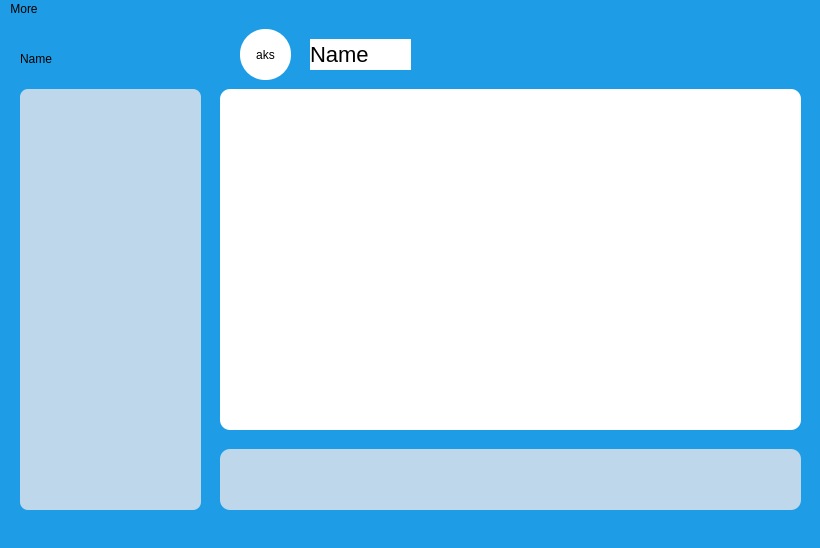
AP-projects-4001/jan-ghahve, file client/mainwindow.ui: the form before one commit.
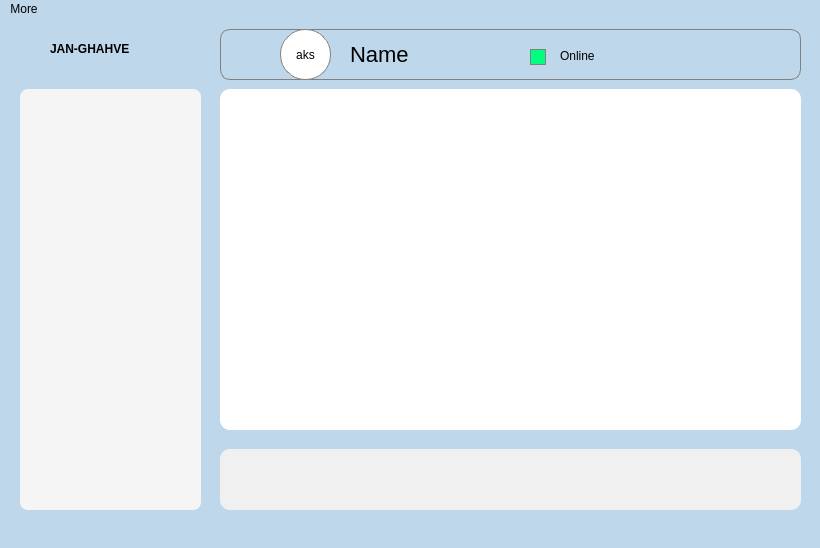
The form after the commit. Icons and pictures are not drawn.

What changed in the file:
```diff
--- a/client/mainwindow.ui
+++ b/client/mainwindow.ui
@@ -14,7 +14,7 @@
    <string>MainWindow</string>
   </property>
   <property name="styleSheet">
-   <string notr="true">background-color:rgb(30, 157, 230);
+   <string notr="true">background-color:rgb(191, 215, 234);
 
 </string>
   </property>
@@ -31,6 +31,7 @@
     <property name="styleSheet">
      <string notr="true">border:hide;
 background-color:rgb(30, 157, 230);
+background-color:rgb(191, 215, 234);
 </string>
     </property>
     <property name="title">
@@ -48,7 +49,7 @@
      <property name="styleSheet">
       <string notr="true">border: hide; 
 border-radius:10px; 
-background-color:rgb(191, 215, 234);
+background-color:rgb(240, 240, 240);
 font-size:19px;
 
 </string>
@@ -70,6 +71,7 @@
       <string notr="true">background-color:rgb(191, 215, 234);
 border-color: white; 
 border-radius:10px; 
+background-color:rgb(240, 240, 240);
 
 
 </string>
@@ -117,7 +119,7 @@
     <property name="styleSheet">
      <string notr="true">border:hide;
 background-color:rgb(30, 157, 230);
-</string>
+background-color:rgb(191, 215, 234);</string>
     </property>
     <property name="title">
      <string/>
@@ -146,14 +148,16 @@
     <property name="geometry">
      <rect>
       <x>220</x>
-      <y>0</y>
+      <y>10</y>
       <width>581</width>
-      <height>61</height>
+      <height>51</height>
      </rect>
     </property>
     <property name="styleSheet">
-     <string notr="true">border:hide;
-background-color:rgb(30, 157, 230);</string>
+     <string notr="true">border: 1px solid gray;
+border-radius : 10px;
+background-color:rgb(30, 157, 230);
+background-color:rgb(191, 215, 234);</string>
     </property>
     <property name="title">
      <string/>
@@ -161,8 +165,8 @@
     <widget class="QPushButton" name="pushButton_2">
      <property name="geometry">
       <rect>
-       <x>20</x>
-       <y>10</y>
+       <x>60</x>
+       <y>0</y>
        <width>51</width>
        <height>51</height>
       </rect>
@@ -181,14 +185,14 @@
     <widget class="QLabel" name="label">
      <property name="geometry">
       <rect>
-       <x>90</x>
-       <y>20</y>
+       <x>130</x>
+       <y>10</y>
        <width>101</width>
        <height>31</height>
       </rect>
      </property>
      <property name="styleSheet">
-      <string notr="true">background-color:white;
+      <string notr="true">border:hide;
 border-radius: 20%;
 font-size:22px;</string>
      </property>
@@ -196,6 +200,39 @@
       <string>Name</string>
      </property>
     </widget>
+    <widget class="QLabel" name="label_3">
+     <property name="geometry">
+      <rect>
+       <x>340</x>
+       <y>19</y>
+       <width>63</width>
+       <height>16</height>
+      </rect>
+     </property>
+     <property name="styleSheet">
+      <string notr="true">border:hide;</string>
+     </property>
+     <property name="text">
+      <string>Online</string>
+     </property>
+    </widget>
+    <widget class="QPushButton" name="pushButton">
+     <property name="geometry">
+      <rect>
+       <x>310</x>
+       <y>20</y>
+       <width>16</width>
+       <height>16</height>
+      </rect>
+     </property>
+     <property name="styleSheet">
+      <string notr="true">background-color:rgb(0, 255, 127);
+border-radius:100%;</string>
+     </property>
+     <property name="text">
+      <string/>
+     </property>
+    </widget>
    </widget>
    <widget class="QGroupBox" name="groupBox_3">
     <property name="geometry">
@@ -207,8 +244,8 @@
      </rect>
     </property>
     <property name="styleSheet">
-     <string notr="true">background-color:rgb(30, 157, 230);
-
+     <string notr="true">
+background-color:rgb(191, 215, 234);
 border-radius:7px; 
 
 </string>
@@ -228,8 +265,9 @@
      <property name="styleSheet">
       <string notr="true">border:hide;
 font-size:18px;
-background-color:rgb(191, 215, 234);
-border-radius:8px;</string>
+background-color:rgb(245, 245, 245);
+border-radius:8px;
+</string>
      </property>
     </widget>
     <widget class="QPushButton" name="pushButton_3">
@@ -245,7 +283,7 @@
       <cursorShape>PointingHandCursor</cursorShape>
      </property>
      <property name="styleSheet">
-      <string notr="true">background-color:rgb(191, 215, 234);
+      <string notr="true">background-color:rgb(245, 245, 245);
 border-radius: 20%;
 border-image: url(:/images/resourses/search1.png);</string>
      </property>
@@ -253,18 +291,34 @@
       <string/>
      </property>
     </widget>
+    <widget class="QLabel" name="label_2">
+     <property name="geometry">
+      <rect>
+       <x>10</x>
+       <y>0</y>
+       <width>63</width>
+       <height>20</height>
+      </rect>
+     </property>
+     <property name="text">
+      <string/>
+     </property>
+    </widget>
    </widget>
-   <widget class="QLabel" name="label_2">
+   <widget class="QLabel" name="label_4">
     <property name="geometry">
      <rect>
-      <x>20</x>
-      <y>30</y>
-      <width>63</width>
+      <x>50</x>
+      <y>20</y>
+      <width>151</width>
       <height>20</height>
      </rect>
     </property>
+    <property name="styleSheet">
+     <string notr="true">font-weight:bold;</string>
+    </property>
     <property name="text">
-     <string>Name</string>
+     <string>JAN-GHAHVE</string>
     </property>
    </widget>
   </widget>
```
Left out of the diff: 2 changed lines with no effect on the pictures.
